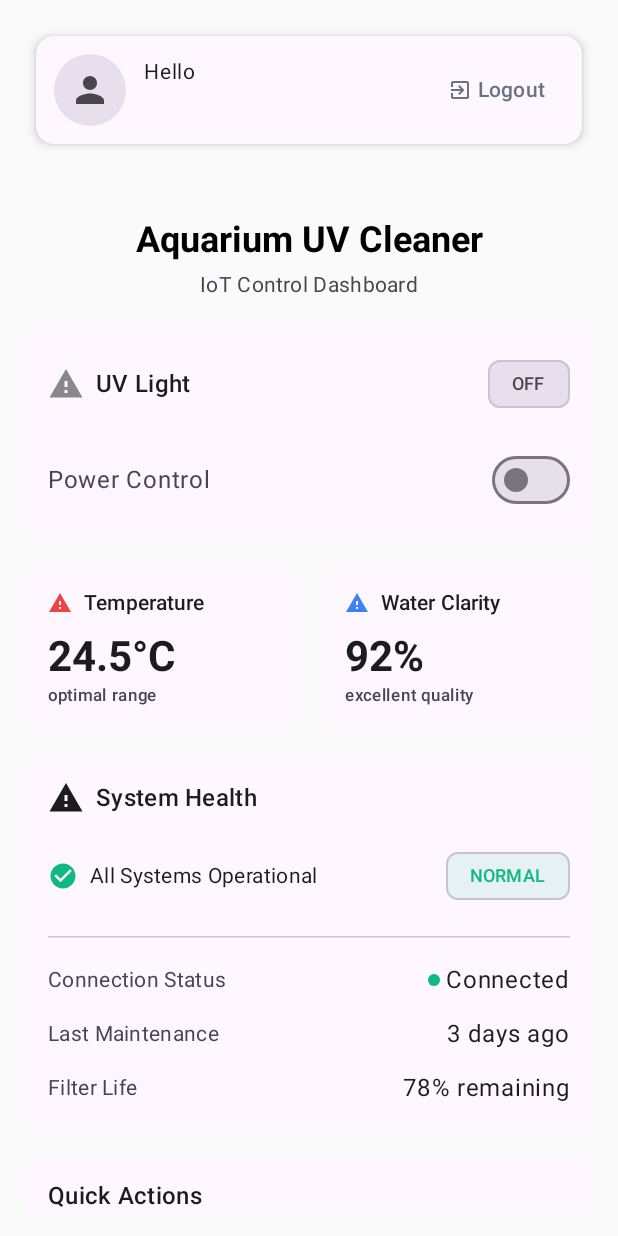
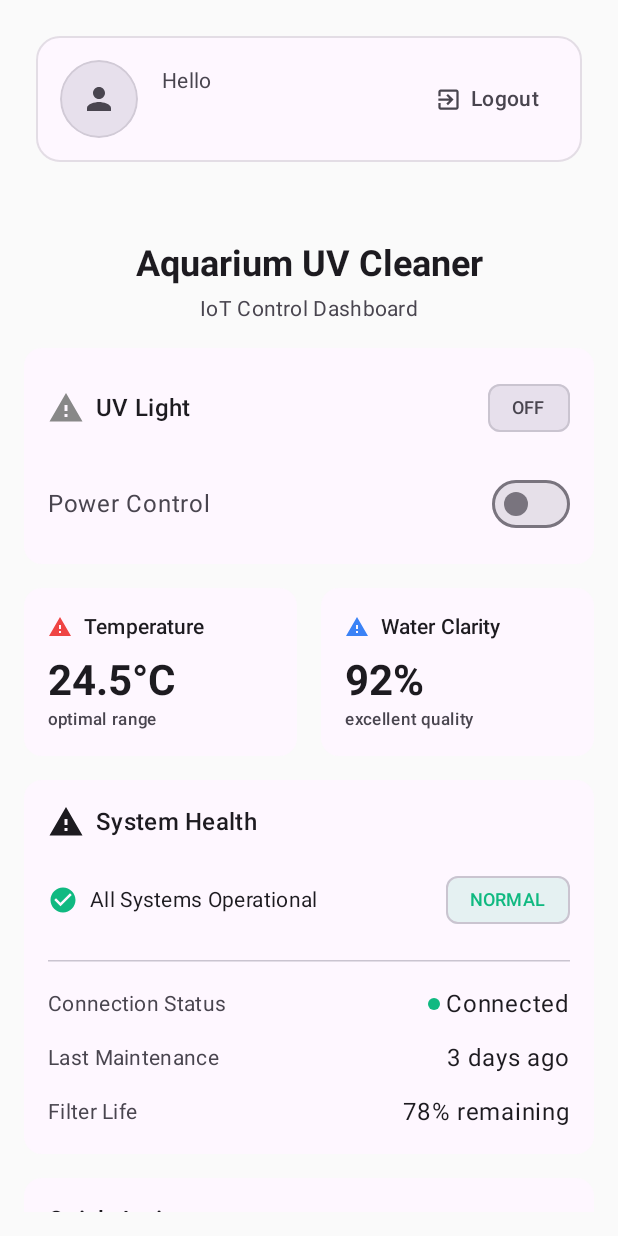
Before and after one commit to vonceee/AquaLuminus, an Android app built with Jetpack Compose: the dashboard screen opened through its navigation route, on a phone screen of 412 x 824 dp. Run offline under Robolectric (Android 15) with nearby library versions, the phone set to English and light mode, and no system bars; our stand-ins replace Firebase (no records; nobody signed in at launch, a user with empty details on screens opened directly).

Commit message:
refactor: enhanced dashboard: HeaderSection component ui

```diff
--- a/app/src/main/java/com/example/aqualuminus/ui/screens/dashboard/components/HeaderSection.kt
+++ b/app/src/main/java/com/example/aqualuminus/ui/screens/dashboard/components/HeaderSection.kt
@@ -1,6 +1,7 @@
 package com.example.aqualuminus.ui.screens.dashboard.components
 
 import androidx.compose.foundation.background
+import androidx.compose.foundation.border
 import androidx.compose.foundation.clickable
 import androidx.compose.foundation.layout.Arrangement
 import androidx.compose.foundation.layout.Box
@@ -13,10 +14,13 @@ import androidx.compose.foundation.layout.padding
 import androidx.compose.foundation.layout.size
 import androidx.compose.foundation.layout.width
 import androidx.compose.foundation.shape.CircleShape
+import androidx.compose.foundation.shape.RoundedCornerShape
 import androidx.compose.material.icons.Icons
 import androidx.compose.material.icons.automirrored.filled.ExitToApp
 import androidx.compose.material.icons.filled.Person
 import androidx.compose.material3.ButtonDefaults
+import androidx.compose.material3.Card
+import androidx.compose.material3.CardDefaults
 import androidx.compose.material3.Icon
 import androidx.compose.material3.MaterialTheme
 import androidx.compose.material3.Text
@@ -25,11 +29,9 @@ import androidx.compose.runtime.Composable
 import androidx.compose.ui.Alignment
 import androidx.compose.ui.Modifier
 import androidx.compose.ui.draw.clip
-import androidx.compose.ui.graphics.Color
 import androidx.compose.ui.layout.ContentScale
 import androidx.compose.ui.text.font.FontWeight
 import androidx.compose.ui.unit.dp
-import androidx.compose.ui.unit.sp
 import coil.compose.AsyncImage
 
 @Composable
@@ -39,19 +41,24 @@ fun HeaderSection(
     onProfileClick: () -> Unit = {},
     onLogout: () -> Unit = {}
 ) {
-    androidx.compose.material3.Card(
+    Card(
         modifier = Modifier
             .fillMaxWidth()
             .padding(horizontal = 8.dp, vertical = 8.dp),
-        colors = androidx.compose.material3.CardDefaults.cardColors(
+        colors = CardDefaults.cardColors(
             containerColor = MaterialTheme.colorScheme.surface
         ),
-        elevation = androidx.compose.material3.CardDefaults.cardElevation(4.dp)
+        border = androidx.compose.foundation.BorderStroke(
+            1.dp,
+            MaterialTheme.colorScheme.outline.copy(alpha = 0.2f)
+        ),
+        elevation = CardDefaults.cardElevation(0.dp),
+        shape = RoundedCornerShape(16.dp)
     ) {
         Row(
             modifier = Modifier
                 .fillMaxWidth()
-                .padding(12.dp),
+                .padding(16.dp),
             verticalAlignment = Alignment.CenterVertically,
             horizontalArrangement = Arrangement.SpaceBetween
         ) {
@@ -60,9 +67,14 @@ fun HeaderSection(
                 // Profile Picture
                 Box(
                     modifier = Modifier
-                        .size(48.dp)
+                        .size(52.dp)
                         .clip(CircleShape)
                         .background(MaterialTheme.colorScheme.surfaceVariant)
+                        .border(
+                            1.dp,
+                            MaterialTheme.colorScheme.outline.copy(alpha = 0.2f),
+                            CircleShape
+                        )
                         .clickable { onProfileClick() },
                     contentAlignment = Alignment.Center
                 ) {
@@ -71,7 +83,7 @@ fun HeaderSection(
                             model = userPhotoUrl,
                             contentDescription = "Profile Picture",
                             modifier = Modifier
-                                .size(48.dp)
+                                .size(52.dp)
                                 .clip(CircleShape),
                             contentScale = ContentScale.Crop
                         )
@@ -80,25 +92,25 @@ fun HeaderSection(
                             imageVector = Icons.Default.Person,
                             contentDescription = "Default Profile",
                             tint = MaterialTheme.colorScheme.onSurfaceVariant,
-                            modifier = Modifier.size(28.dp)
+                            modifier = Modifier.size(24.dp)
                         )
                     }
                 }
 
-                Spacer(modifier = Modifier.width(12.dp))
+                Spacer(modifier = Modifier.width(16.dp))
 
                 // Greeting and Username
                 Column {
                     Text(
                         text = "Hello",
-                        fontSize = 14.sp,
+                        style = MaterialTheme.typography.bodyMedium,
                         fontWeight = FontWeight.Normal,
-                        color = MaterialTheme.colorScheme.onSurface
+                        color = MaterialTheme.colorScheme.onSurfaceVariant
                     )
                     Text(
                         text = userName,
-                        fontSize = 18.sp,
-                        fontWeight = FontWeight.Medium,
+                        style = MaterialTheme.typography.titleMedium,
+                        fontWeight = FontWeight.SemiBold,
                         color = MaterialTheme.colorScheme.onSurface
                     )
                 }
@@ -108,31 +120,39 @@ fun HeaderSection(
             TextButton(
                 onClick = onLogout,
                 colors = ButtonDefaults.textButtonColors(
-                    contentColor = Color(0xFF6B7280)
-                )
+                    contentColor = MaterialTheme.colorScheme.onSurfaceVariant
+                ),
+                shape = RoundedCornerShape(8.dp)
             ) {
                 Icon(
                     imageVector = Icons.AutoMirrored.Filled.ExitToApp,
                     contentDescription = "Logout",
-                    modifier = Modifier.size(16.dp)
+                    modifier = Modifier.size(18.dp)
                 )
-                Spacer(modifier = Modifier.width(4.dp))
-                Text("Logout", fontSize = 14.sp)
+                Spacer(modifier = Modifier.width(6.dp))
+                Text(
+                    text = "Logout",
+                    style = MaterialTheme.typography.bodyMedium,
+                    fontWeight = FontWeight.Medium
+                )
             }
         }
     }
 
-    Spacer(modifier = Modifier.height(8.dp))
+    Spacer(modifier = Modifier.height(12.dp))
 
     // Title Section
     Column(
-        modifier = Modifier.fillMaxWidth(),
+        modifier = Modifier
+            .fillMaxWidth()
+            .padding(horizontal = 8.dp),
         horizontalAlignment = Alignment.CenterHorizontally
     ) {
         Text(
             text = "Aquarium UV Cleaner",
             style = MaterialTheme.typography.headlineSmall,
-            fontWeight = FontWeight.Bold
+            fontWeight = FontWeight.Bold,
+            color = MaterialTheme.colorScheme.onSurface
         )
         Spacer(modifier = Modifier.height(4.dp))
         Text(
```
